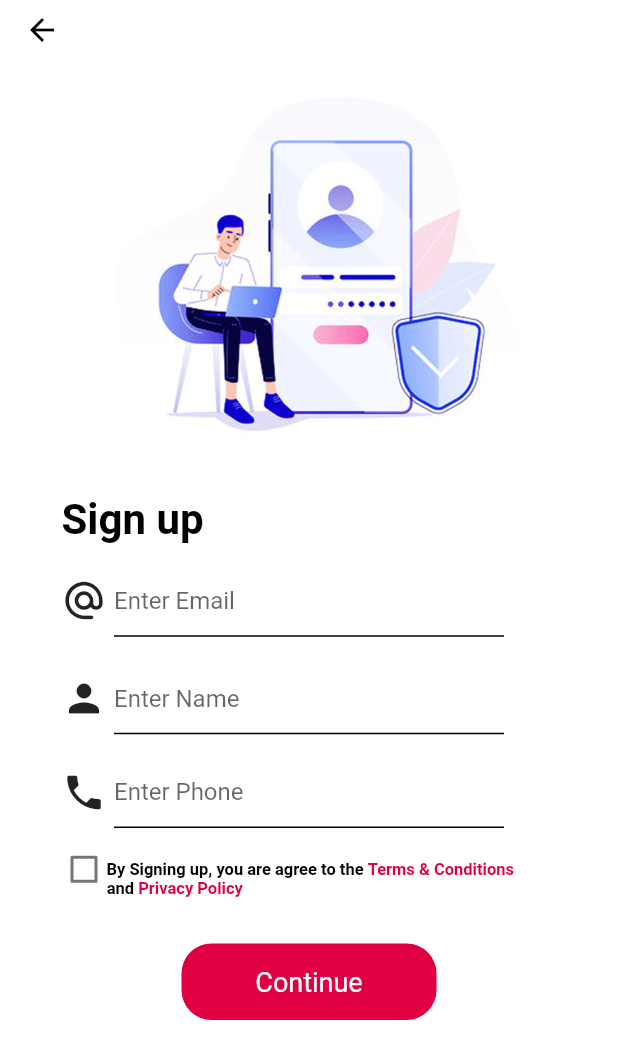
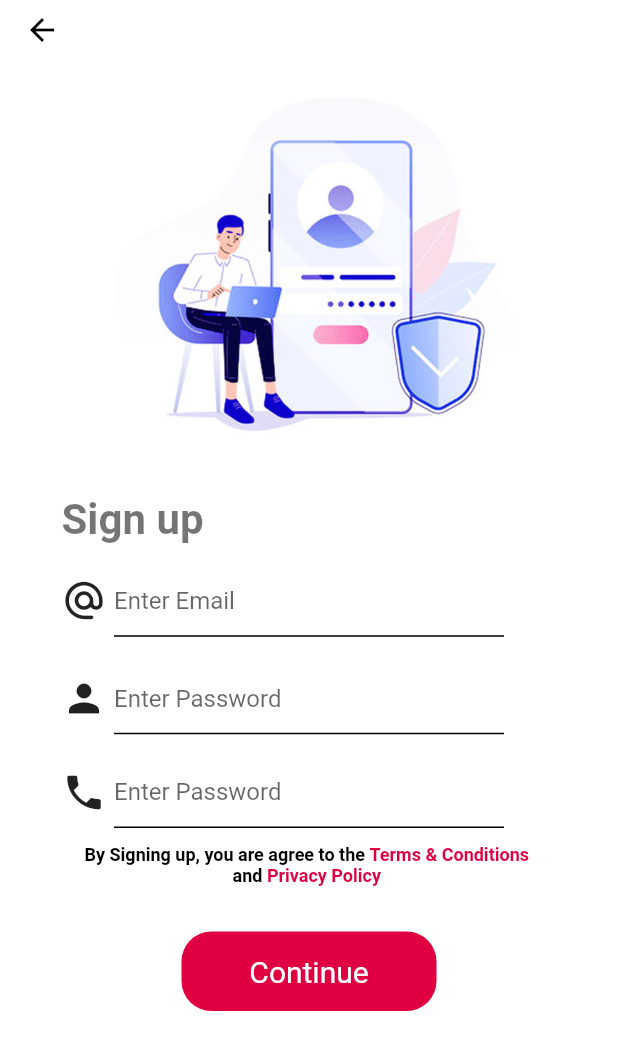
Before and after one commit to vanshajbhati/qq, a Flutter app: the Registration screen opened directly, on a phone screen of 412 x 824 dp. Shown: the top 1059 px of the screen. Run offline on Flutter 3.47's test engine with Material 2 defaults, Android fonts, the light colour scheme and no system bars; our stand-ins replace country_code_picker, curved_navigation_bar, flutter_switch, get, google_fonts, pin_code_fields and 3 more; missing offline and left inert: flutter_beautiful_popup, flutter_jigsaw_puzzle; network calls fail.

Commit message:
23 feb commit of qq app.

```diff
--- a/lib/account.dart
+++ b/lib/account.dart
@@ -342,8 +342,9 @@ backgroundColor: Colors.white,
 
 
         bottomNavigationBar:  CurvedNavigationBar(
-          backgroundColor: Colors.white,
-          color: colorResource.primaryColor,
+          backgroundColor: Colors.transparent,
+          color: Color(0xf454745),
+          height: 50,
           index: 4,
           items: <Widget>[
             ImageIcon( AssetImage("assets/home (2).png", ), color: Colors.black, size: 20,),
--- a/lib/enterNumber.dart
+++ b/lib/enterNumber.dart
@@ -127,6 +127,8 @@ class _EnterNumberState extends State<EnterNumber> {
               InkWell(
                 child: Container(
 
+                  margin: EdgeInsets.only(top: 15),
+
                   width: 170,
                   padding: EdgeInsets.all(15),
 
--- a/lib/notificationScreen.dart
+++ b/lib/notificationScreen.dart
@@ -198,8 +198,9 @@ padding: EdgeInsets.all(30),
       ),
 
       bottomNavigationBar:  CurvedNavigationBar(
-        backgroundColor: Colors.white,
-        color: colorResource.primaryColor,
+        backgroundColor: Colors.transparent,
+        color: Color(0xf454745),
+        height: 50,
         index: 3,
         items: <Widget>[
           ImageIcon( AssetImage("assets/home (2).png", ), color: Colors.black, size: 20,),
--- a/lib/otpVerfication.dart
+++ b/lib/otpVerfication.dart
@@ -153,6 +153,7 @@ class _otpVerificationState extends State<otpVerification> {
 
               InkWell(
                 child: Container(
+                  margin: EdgeInsets.only(top: 40),
                   width: 170,
                   padding: EdgeInsets.all(15),
 
--- a/lib/registration.dart
+++ b/lib/registration.dart
@@ -10,12 +10,8 @@ class Registration extends StatefulWidget {
 }
 
 class _RegistrationState extends State<Registration> {
-  bool valueCheck =false;
-
   @override
   Widget build(BuildContext context) {
-
-
     return Scaffold(
 
       backgroundColor: Colors.white,
@@ -63,7 +59,7 @@ class _RegistrationState extends State<Registration> {
                   children: [
                     Text(
                       "Sign up ", style: TextStyle(
-                        color: Colors.black,
+                        color: Colors.black54,
                         fontWeight: FontWeight.bold,
                         fontSize: 28
                     ),
@@ -144,7 +140,7 @@ class _RegistrationState extends State<Registration> {
 
 
                                   decoration: InputDecoration(
-                                    hintText: "Enter Name",
+                                    hintText: "Enter Password",
                                     enabledBorder: UnderlineInputBorder(
                                       borderSide: BorderSide(color: Colors.black),
                                     ),
@@ -196,7 +192,7 @@ class _RegistrationState extends State<Registration> {
 
 
                                   decoration: InputDecoration(
-                                    hintText: "Enter Phone",
+                                    hintText: "Enter Password",
                                     enabledBorder: UnderlineInputBorder(
                                       borderSide: BorderSide(color: Colors.black),
                                     ),
@@ -220,7 +216,7 @@ class _RegistrationState extends State<Registration> {
                       ],
                     ),
                     Padding(
-                      padding: EdgeInsets.only(top: 20),
+                      padding: EdgeInsets.only(top: 10),
                     ),
 
                     Column(
@@ -228,25 +224,13 @@ class _RegistrationState extends State<Registration> {
 
                       children: [
                         Row(
-                          mainAxisAlignment: MainAxisAlignment.start,
+                          mainAxisAlignment: MainAxisAlignment.center,
                           children: [
-                            Container(
-                              width:30,
-                              height: 10,
-                              child: Checkbox(
-                              value: this.valueCheck,
-                                onChanged: ( value) {
-                                  setState(() {
-                                    this.valueCheck = value!;
-                                  });
-                                },
-                              ),
-                            ),
                             Text(
                               "By Signing up, you are agree to the ", style: TextStyle(
                                 color: Colors.black,
                                 fontWeight: FontWeight.bold,
-                                fontSize: 11
+                                fontSize: 12
                             ),
                             ),
 
@@ -258,7 +242,7 @@ class _RegistrationState extends State<Registration> {
                                 "Terms & Conditions ", style: TextStyle(
                                   color: colorResource.primaryColor,
                                   fontWeight: FontWeight.bold,
-                                  fontSize: 11
+                                  fontSize: 12
                               ),
                               ),
                             ),
@@ -267,20 +251,20 @@ class _RegistrationState extends State<Registration> {
                         ),
 
                         Row(
-                          mainAxisAlignment: MainAxisAlignment.start,
+                          mainAxisAlignment: MainAxisAlignment.center,
                           children: [
                             Text(
-                              "           and ", style: TextStyle(
+                              "and ", style: TextStyle(
                                 color: Colors.black,
                                 fontWeight: FontWeight.bold,
-                                fontSize: 11
+                                fontSize: 12
                             ),
                             ),
                             Text(
                               "Privacy Policy ", style: TextStyle(
                                 color: colorResource.primaryColor,
                                 fontWeight: FontWeight.bold,
-                                fontSize: 11
+                                fontSize: 12
                             ),
                             ),
                           ],
@@ -320,6 +304,7 @@ class _RegistrationState extends State<Registration> {
               InkWell(
                 child: Container(
 
+                  margin: EdgeInsets.only(bottom: 20),
                   width: 170,
                   padding: EdgeInsets.all(15),
 
@@ -331,7 +316,7 @@ class _RegistrationState extends State<Registration> {
                   child: Center(
                     child: Text('Continue',style: TextStyle(
                         color: Colors.white,
-                        fontSize: 18
+                        fontSize: 20
                     ),),
                   ),
                 ),
--- a/lib/termsAndCondition.dart
+++ b/lib/termsAndCondition.dart
@@ -89,8 +89,9 @@ class _TermsConditionState extends State<TermsCondition> {
       ),
 
       bottomNavigationBar:  CurvedNavigationBar(
-        backgroundColor: Colors.white,
-        color: colorResource.primaryColor,
+        backgroundColor: Colors.transparent,
+        color: Color(0xf454745),
+        height: 50,
         index: 2,
         items: <Widget>[
           ImageIcon( AssetImage("assets/home (2).png", ), color: Colors.black, size: 20,),
```
Also changed, not shown: lib/buyTocken.dart (+10 -9 lines), lib/customerSupport.dart (+6 -3 lines), lib/home.dart (+177 -146 lines), lib/wallet.dart (+7 -6 lines), pubspec.lock.
